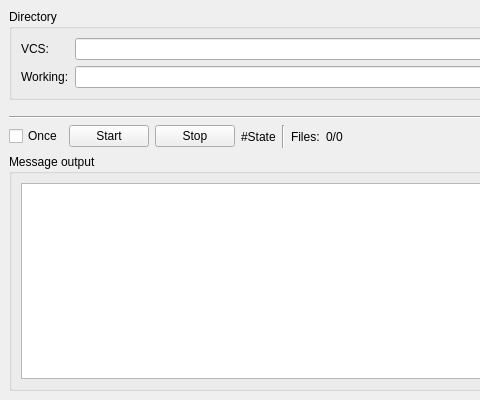
Old version of the form MainWindow.ui in the repository CharlesLiaoO/WorkingCopySynchronizer; both pictures show x 0 to 480 and y 0 to 400 of the 700 by 400 pixel window.
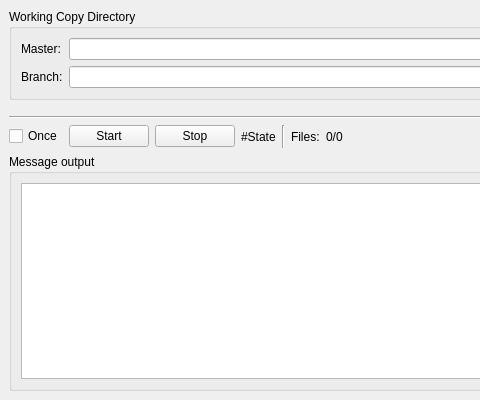
New version of the form. Icons and pictures are not drawn.

Commit message: Renaming: VcsSync -> WCS (Working Copy Synchronizer); PathVcs -> PathMaster, PathWorking -> PathBranch

```diff
--- a/MainWindow.ui
+++ b/MainWindow.ui
@@ -18,7 +18,7 @@
     <item>
      <widget class="QGroupBox" name="groupBox_4">
       <property name="title">
-       <string>Directory</string>
+       <string>Working Copy Directory</string>
       </property>
       <layout class="QGridLayout" name="gridLayout">
        <item row="0" column="2">
@@ -31,7 +31,7 @@
        <item row="0" column="0">
         <widget class="QLabel" name="label">
          <property name="text">
-          <string>VCS:</string>
+          <string>Master:</string>
          </property>
         </widget>
        </item>
@@ -45,7 +45,7 @@
        <item row="1" column="0">
         <widget class="QLabel" name="label_2">
          <property name="text">
-          <string>Working:</string>
+          <string>Branch:</string>
          </property>
         </widget>
        </item>
```
Left out of the diff: 10 changed lines with no effect on the pictures. The commit also changes 5 other files.
